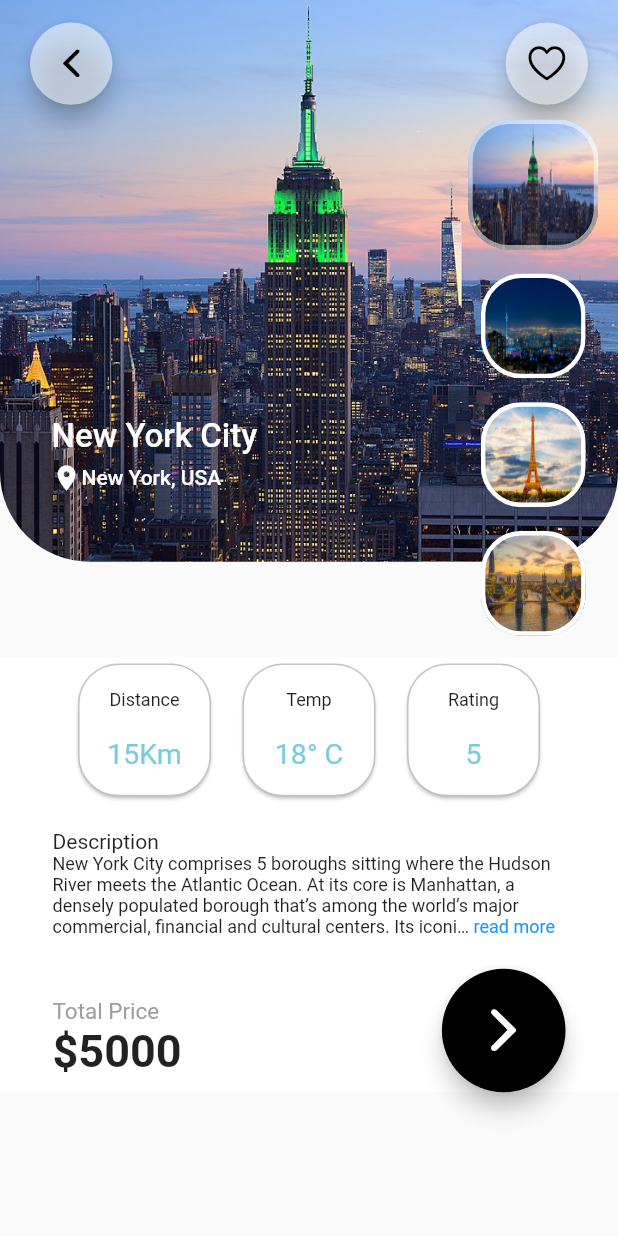
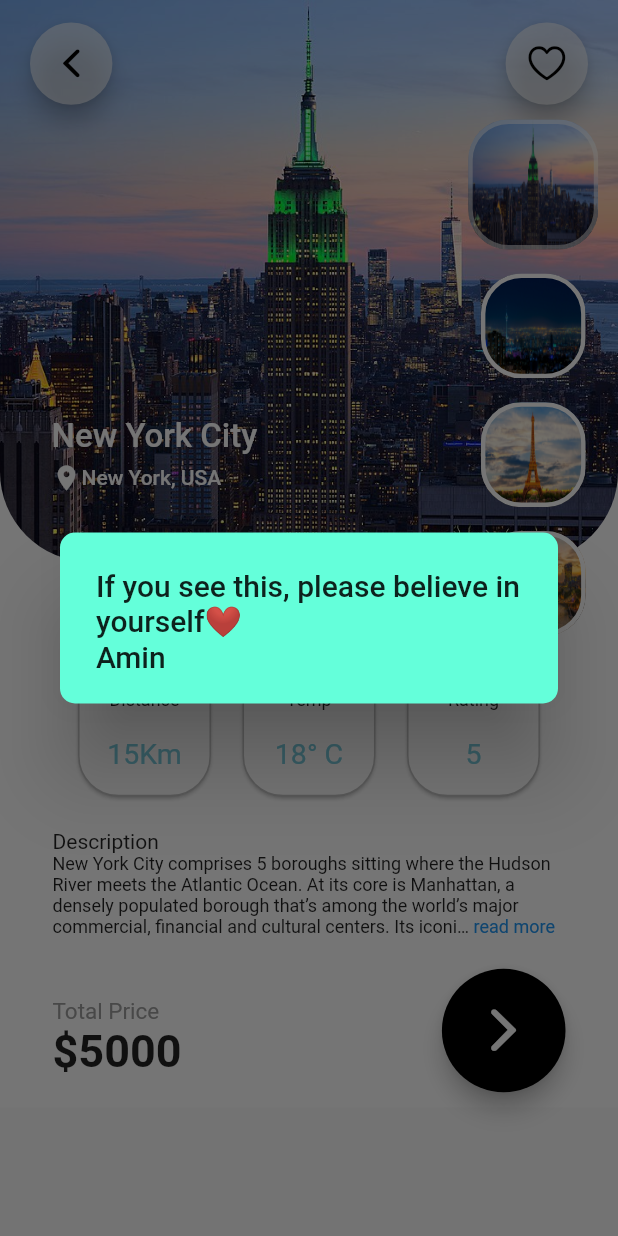
Before and after one commit to aminmk99/travel-app, a Flutter app: the screen it shows after launch, after a tap on an icon or button, on a phone screen of 412 x 824 dp. Run offline on Flutter 3.47's test engine with Material 2 defaults, Android fonts, the phone set to English and light mode, and no system bars; drawn by our look-alikes of expandable_text.

Commit message:
Finall changes added

```diff
--- a/lib/screens/main_screen.dart
+++ b/lib/screens/main_screen.dart
@@ -4,6 +4,7 @@ import 'package:travel_app/widgets/banner_image.dart';
 import 'package:travel_app/widgets/description.dart';
 import 'package:travel_app/widgets/list_of_images.dart';
 import 'package:travel_app/widgets/location_of_cities.dart';
+import 'package:travel_app/widgets/my_alert_dialog.dart';
 import 'package:travel_app/widgets/my_app_bar.dart';
 import 'package:travel_app/widgets/buttons.dart';
 import '../model/travel_model.dart';
@@ -32,9 +33,11 @@ class _MainScreenState extends State<MainScreen> {
     return Scaffold(
       body: SafeArea(
         child: SingleChildScrollView(
+          physics: ClampingScrollPhysics(),
           child: Column(
             children: [
               Container(
+                color: Colors.white,
                 width: double.infinity,
                 height: size.height / 1.88,
                 child: Stack(
@@ -74,6 +77,7 @@ class _MainScreenState extends State<MainScreen> {
                   ],
                 ),
               ),
+              //second half
               Container(
                 color: Colors.white,
                 child: Column(
@@ -111,6 +115,7 @@ class _MainScreenState extends State<MainScreen> {
                     SizedBox(
                       height: size.height / 40,
                     ),
+                    //bottom widgets
                     Padding(
                       padding: const EdgeInsets.symmetric(horizontal: 35),
                       child: Row(
@@ -137,12 +142,13 @@ class _MainScreenState extends State<MainScreen> {
                           Buttons(
                               iconColor: Colors.white,
                               buttonColor: Colors.black,
-                              upperIcon: CupertinoIcons.forward,
-                              upperFunc: () => print('bottom button'),
+                              icon: CupertinoIcons.forward,
+                              function: () => bottomButtonFunc(),
                               magnitude: 10)
                         ],
                       ),
                     ),
+                    SizedBox(height: 10),
                   ],
                 ),
               ),
@@ -152,4 +158,12 @@ class _MainScreenState extends State<MainScreen> {
       ),
     );
   }
+
+  bottomButtonFunc() {
+    showDialog(
+        context: context,
+        builder: (BuildContext context) {
+          return MyAlertDialog();
+        });
+  }
 }
--- a/lib/widgets/buttons.dart
+++ b/lib/widgets/buttons.dart
@@ -3,15 +3,15 @@ import 'package:flutter/material.dart';
 // ignore: must_be_immutable
 class Buttons extends StatelessWidget {
   Buttons({
-    required this.upperIcon,
-    required this.upperFunc,
+    required this.icon,
+    required this.function,
     required this.magnitude,
     required this.buttonColor,
     required this.iconColor,
   });
 
-  IconData upperIcon;
-  VoidCallback upperFunc;
+  IconData icon;
+  VoidCallback function;
   double magnitude;
   Color buttonColor;
   Color iconColor;
@@ -24,8 +24,8 @@ class Buttons extends StatelessWidget {
       width: size.height / magnitude,
       child: FittedBox(
           child: FloatingActionButton(
-        onPressed: upperFunc,
-        child: Icon(upperIcon, color: iconColor, size: 30),
+        onPressed: function,
+        child: Icon(icon, color: iconColor, size: 30),
         backgroundColor: buttonColor,
       )),
     );
--- a/lib/widgets/list_of_images.dart
+++ b/lib/widgets/list_of_images.dart
@@ -21,7 +21,7 @@ class ListOfImages extends StatelessWidget {
     return Column(
       children: [
         Padding(
-          padding: const EdgeInsets.symmetric(vertical: 8),
+          padding: (size.height > 650)? const EdgeInsets.symmetric(vertical: 8) : EdgeInsets.symmetric(vertical: 5),
           child: ClipRRect(
             borderRadius: BorderRadius.circular(10),
             child: InkWell(
--- /dev/null
+++ b/lib/widgets/my_alert_dialog.dart
@@ -0,0 +1,16 @@
+import 'package:flutter/material.dart';
+
+class MyAlertDialog extends StatelessWidget {
+  const MyAlertDialog({super.key});
+
+  @override
+  Widget build(BuildContext context) {
+    return AlertDialog(
+      shape: RoundedRectangleBorder(
+        borderRadius: BorderRadius.circular(10),
+      ),
+      backgroundColor: Colors.tealAccent,
+      title: Text('If you see this, please believe in yourself❤\nAmin'),
+    );
+  }
+}
--- a/lib/widgets/my_app_bar.dart
+++ b/lib/widgets/my_app_bar.dart
@@ -22,21 +22,21 @@ class MyAppBar extends StatelessWidget {
                 mainAxisAlignment: MainAxisAlignment.spaceBetween,
                 children: [
                   Buttons(
-                      upperIcon: CupertinoIcons.back,
+                      icon: CupertinoIcons.back,
                       iconColor: Colors.black,
                       buttonColor: Color.fromARGB(140, 255, 255, 255),
                       magnitude: 15,
-                      upperFunc: () {
+                      function: () {
                         print("back button");
                         print(size.height);
                         print(size.width);
                       }),
                   Buttons(
                     iconColor: Colors.black,
-                      upperIcon: CupertinoIcons.heart,
+                      icon: CupertinoIcons.heart,
                       buttonColor: Color.fromARGB(140, 255, 255, 255),
                       magnitude: 15,
-                      upperFunc: () {
+                      function: () {
                         print("heart button");
                       })
                 ],
--- a/lib/widgets/my_card.dart
+++ b/lib/widgets/my_card.dart
@@ -26,11 +26,18 @@ class MyCard extends StatelessWidget {
             child: Column(
               mainAxisAlignment: MainAxisAlignment.spaceEvenly,
               children: [
-                Text(firstText, style: TextStyle(fontSize: 12)),
+                Text(firstText,
+                    style: (size.height > 650)
+                        ? TextStyle(fontSize: 12)
+                        : TextStyle(fontSize: 9)),
                 Text(secText,
-                    style: TextStyle(
-                        fontSize: 19,
-                        color: Color.fromARGB(255, 121, 204, 222)))
+                    style: (size.height > 650)
+                        ? TextStyle(
+                            fontSize: 19,
+                            color: Color.fromARGB(255, 121, 204, 222))
+                        : TextStyle(
+                            fontSize: 18,
+                            color: Color.fromARGB(255, 121, 204, 222)))
               ],
             )));
   }
```
